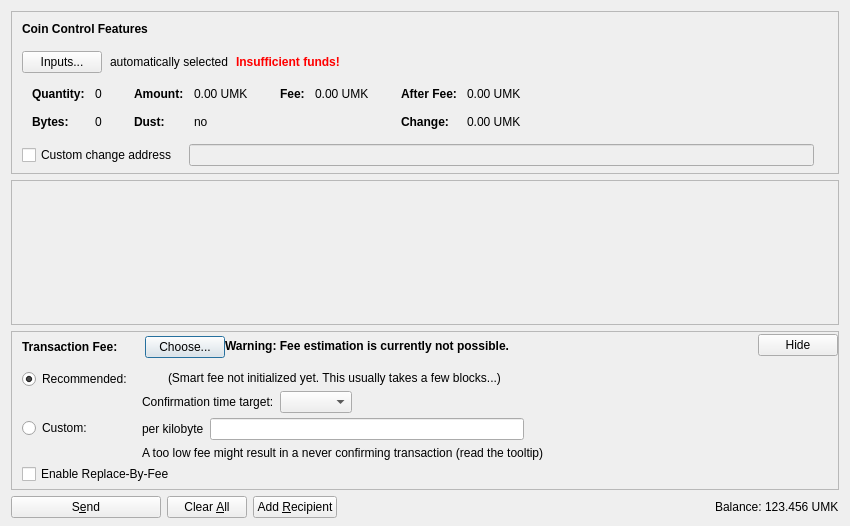
umkoin/umkoin, file src/qt/forms/sendcoinsdialog.ui: the form before one commit.
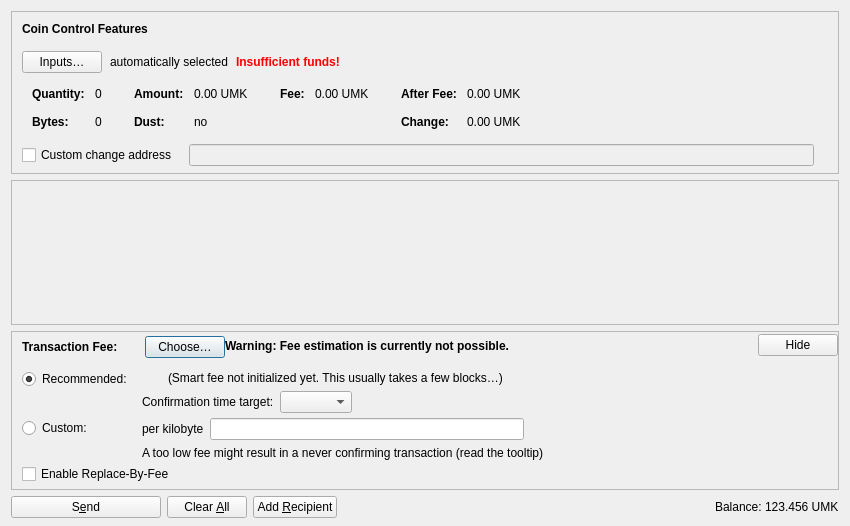
The form after the commit. Icons and pictures are not drawn. Custom widgets are drawn as their Qt base class.

The edit to the form file:
```diff
--- a/src/qt/forms/sendcoinsdialog.ui
+++ b/src/qt/forms/sendcoinsdialog.ui
@@ -107,7 +107,7 @@
              <string notr="true"/>
             </property>
             <property name="text">
-             <string>Inputs...</string>
+             <string>Inputs…</string>
             </property>
             <property name="autoDefault">
              <bool>false</bool>
@@ -738,7 +738,7 @@
               <item>
                <widget class="QPushButton" name="buttonChooseFee">
                 <property name="text">
-                 <string>Choose...</string>
+                 <string>Choose…</string>
                 </property>
                </widget>
               </item>
@@ -991,7 +991,7 @@
                  <item>
                   <widget class="QLabel" name="labelSmartFee2">
                    <property name="text">
-                    <string>(Smart fee not initialized yet. This usually takes a few blocks...)</string>
+                    <string>(Smart fee not initialized yet. This usually takes a few blocks…)</string>
                    </property>
                   </widget>
                  </item>
```
